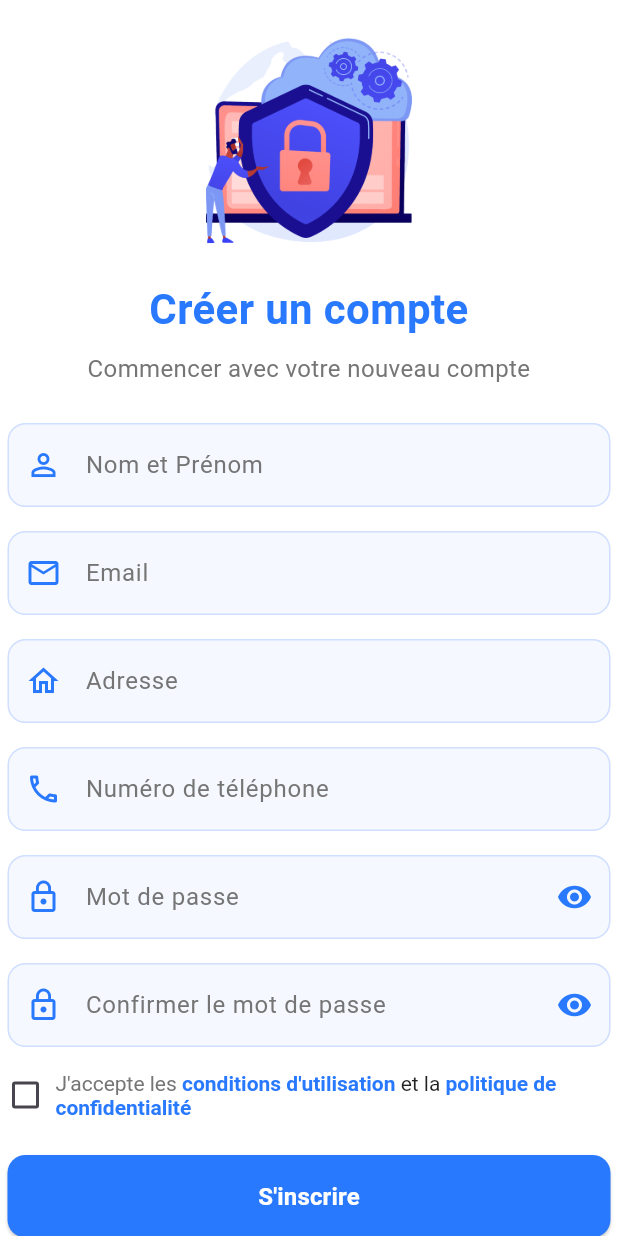
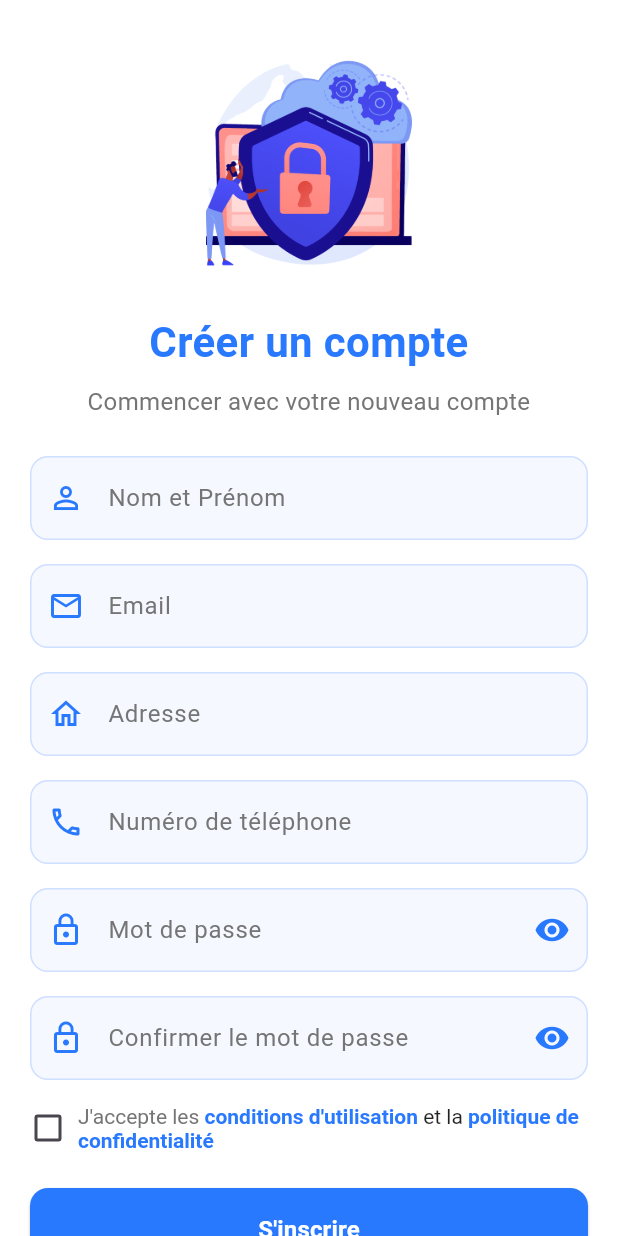
Before and after one commit to oumaymaheni/projet_mobile, a Flutter app: the screen it shows after launch, after a tap on "Se connecter", after a tap on "S'inscrire", on a phone screen of 412 x 824 dp. Run offline on Flutter 3.47's test engine with Material 3 defaults, Android fonts, the phone set to English and light mode, and no system bars; our stand-ins replace cloud_firestore, firebase_auth, firebase_core, flutter_signin_button, google_sign_in, image_picker; accounts and stored records are empty.

Commit message:
correct error

```diff
--- a/flutter_front/lib/authentification/register.dart
+++ b/flutter_front/lib/authentification/register.dart
@@ -148,7 +148,7 @@ class _RegisterPageState extends State<RegisterPage> {
         child: SingleChildScrollView(
           child: Center(
             child: Padding(
-              padding: const EdgeInsets.all(5.0),
+              padding: const EdgeInsets.all(20.0),
               child: Form(
                 key: _formKey,
                 child: Column(
@@ -160,7 +160,7 @@ class _RegisterPageState extends State<RegisterPage> {
                       height: 180,
                       fit: BoxFit.contain,
                     ),
-                    const SizedBox(height: 1),
+                    const SizedBox(height: 8),
                     Text(
                       'Créer un compte',
                       style: TextStyle(fontSize: 28, fontWeight: FontWeight.bold, color: primaryBlue),
--- a/flutter_front/lib/main.dart
+++ b/flutter_front/lib/main.dart
@@ -4,9 +4,12 @@ import 'firebase_options.dart';
 import 'routes/app_routes.dart';
 import 'package:provider/provider.dart';
 import 'theme/theme_provider.dart'; // Chemin corrigé
+import 'package:flutter_web_plugins/flutter_web_plugins.dart';
 
 void main() async {
   WidgetsFlutterBinding.ensureInitialized();
+  setUrlStrategy(PathUrlStrategy()); // <-- Ajout important
+
   await Firebase.initializeApp(
     options: DefaultFirebaseOptions.currentPlatform,
   );
```
